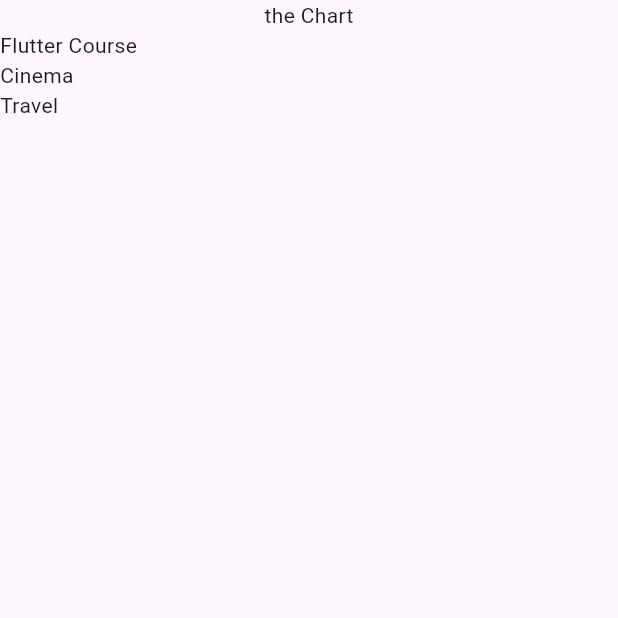
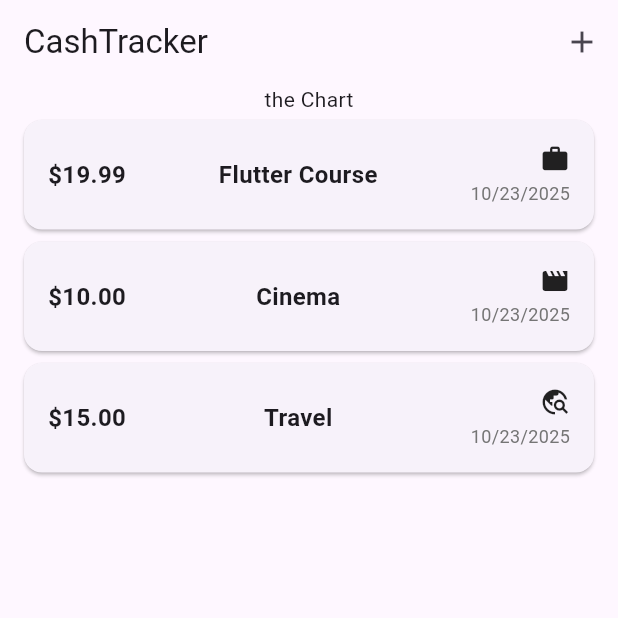
Before and after one commit to ishivpoojan22/cashtrack, a Flutter app: the screen it shows after launch, on a phone screen of 412 x 824 dp, the top half of it. Run offline on Flutter 3.47's test engine with Material 3 defaults, Android fonts, the phone set to English and light mode, and no system bars.

Commit message:
set Appbar, title

```diff
--- a/lib/main.dart
+++ b/lib/main.dart
@@ -1,8 +1,9 @@
 import 'package:flutter/material.dart';
-import 'package:cashtrack/expenses.dart';
+import 'package:cashtrack/widget/expenses.dart';
 
 void main() {
   runApp( MaterialApp(
+    theme: ThemeData(useMaterial3: true),
     home: Expenses()
     ),
   );
--- a/lib/models/expense.dart
+++ b/lib/models/expense.dart
@@ -1,8 +1,20 @@
+// import 'package:flutter/cupertino.dart';
+import 'package:flutter/material.dart';
 import 'package:uuid/uuid.dart';
+import 'package:intl/intl.dart';
+
+final formatter = DateFormat().add_yMd();
 
 final uuid = Uuid();
 
 enum Category { food, travel, movie, work }
+
+const categoryIcons = {
+  Category.food: Icons.lunch_dining,
+  Category.travel: Icons.travel_explore,
+  Category.movie: Icons.movie,
+  Category.work: Icons.work,
+};
 
 class Expense {
   Expense({
@@ -17,4 +29,8 @@
   final double amount;
   final DateTime date;
   final Category category;
+
+  String get formattedDate {
+    return formatter.format(date);
+  }
 }
--- a/lib/expenses.dart
+++ b/lib/widget/expenses.dart
@@ -1,4 +1,4 @@
-import 'package:cashtrack/expense_list.dart';
+import 'package:cashtrack/widget/expenses_list/expense_list.dart';
 import 'package:cashtrack/models/expense.dart';
 import 'package:flutter/material.dart';
 
@@ -33,6 +33,10 @@
   @override
   Widget build(BuildContext context) {
     return Scaffold(
+      appBar: AppBar(
+        title: Text('CashTracker'),
+        actions: [IconButton(onPressed: () {}, icon: const Icon(Icons.add))],
+      ),
       body: Column(
         children: [
           Text('the Chart'),
--- /dev/null
+++ b/lib/widget/expenses_list/expense_item.dart
@@ -0,0 +1,64 @@
+import 'package:cashtrack/models/expense.dart';
+import 'package:flutter/material.dart';
+
+class ExpenseItem extends StatelessWidget {
+  const ExpenseItem(this.expense, {super.key});
+
+  final Expense expense;
+
+  @override
+  Widget build(BuildContext context) {
+    return Card(
+      margin: const EdgeInsets.symmetric(horizontal: 16, vertical: 4),
+      child: Padding(
+        padding: const EdgeInsets.all(16),
+        child: Row(
+          children: [
+            // Amount on the left
+            Column(
+              crossAxisAlignment: CrossAxisAlignment.start,
+              children: [
+                Text(
+                  '\$${expense.amount.toStringAsFixed(2)}',
+                  style: const TextStyle(
+                    fontWeight: FontWeight.bold,
+                    fontSize: 16,
+                  ),
+                ),
+              ],
+            ),
+
+            const SizedBox(width: 16),
+
+            // Title in the center
+            Expanded(
+              child: Text(
+                expense.title,
+                textAlign: TextAlign.center,
+                style: const TextStyle(
+                  fontWeight: FontWeight.w600,
+                  fontSize: 16,
+                ),
+              ),
+            ),
+
+            const SizedBox(width: 16),
+
+            // Category icon and date on the right
+            Column(
+              crossAxisAlignment: CrossAxisAlignment.end,
+              children: [
+                Icon(categoryIcons[expense.category], size: 20),
+                const SizedBox(height: 4),
+                Text(
+                  expense.formattedDate,
+                  style: TextStyle(color: Colors.grey[600], fontSize: 12),
+                ),
+              ],
+            ),
+          ],
+        ),
+      ),
+    );
+  }
+}
--- a/lib/expense_list.dart
+++ b/lib/widget/expenses_list/expense_list.dart
@@ -1,4 +1,5 @@
 import 'package:cashtrack/models/expense.dart';
+import 'package:cashtrack/widget/expenses_list/expense_item.dart';
 import 'package:flutter/material.dart';
 
 class ExpenseList extends StatelessWidget {
@@ -9,7 +10,7 @@
   Widget build(BuildContext context) {
     return ListView.builder(
       itemCount: expenses.length,
-      itemBuilder: (context, index) => Text(expenses[index].title),
+      itemBuilder: (context, index) => ExpenseItem(expenses[index]),
     );
   }
 }
--- a/pubspec.yaml
+++ b/pubspec.yaml
@@ -35,6 +35,7 @@
   # Use with the CupertinoIcons class for iOS style icons.
   cupertino_icons: ^1.0.8
   uuid: ^4.5.1
+  intl: ^0.20.2
 
 dev_dependencies:
   flutter_test:
```
Also changed, not shown: pubspec.lock.
